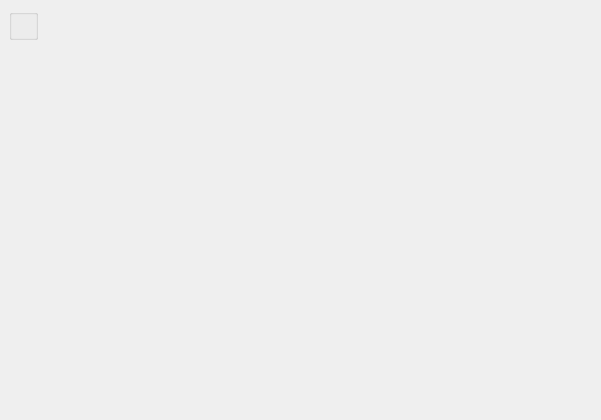
Mysjkin/ActiveWindowTracker, file TrackerGUI/traywindow.ui: the form before one commit.
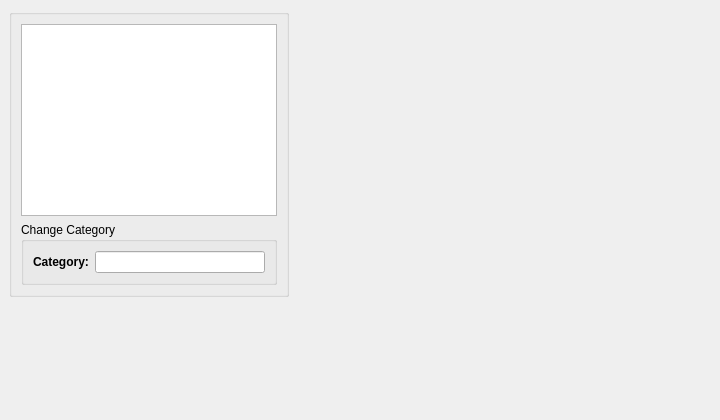
The form after the commit.

Diff of the .ui file:
```diff
--- a/TrackerGUI/traywindow.ui
+++ b/TrackerGUI/traywindow.ui
@@ -6,7 +6,7 @@
      <rect>
       <x>0</x>
       <y>0</y>
-      <width>601</width>
+      <width>720</width>
       <height>420</height>
      </rect>
     </property>
@@ -36,6 +36,51 @@
          <string/>
         </property>
         <layout class="QVBoxLayout">
+          <property name="spacing">
+          <number>6</number>
+          </property>
+          <property name="leftMargin">
+          <number>9</number>
+          </property>
+          <property name="topMargin">
+          <number>9</number>
+          </property>
+          <property name="rightMargin">
+          <number>9</number>
+          </property>
+          <property name="bottomMargin">
+          <number>9</number>
+          </property>
+          <item>
+            <widget class="QTableView" name="durationTable">
+              <property name="selectionBehavior">
+                <enum>QAbstractItemView::SelectRows</enum>
+              </property>
+            </widget>
+          </item>
+          <item>
+            <widget class="QGroupBox" name="groupBox_1">
+              <property name="title">
+                <string>Change Category</string>
+              </property>
+              <layout class="QFormLayout">
+                <item row="0" column="0">
+                  <widget class="QLabel" name="label_1">
+                    <property name="text">
+                      <string>&lt;b&gt;Category:&lt;/b&gt;</string>
+                    </property>
+                  </widget>
+                </item>
+                <item row="0" column="1">
+                  <widget class="QLineEdit" name="categoryEdit">
+                    <property name="enabled">
+                      <bool>true</bool>
+                    </property>
+                  </widget>
+                </item>
+              </layout>
+            </widget>
+          </item>
         </layout>
        </widget>
       </item> 
```
